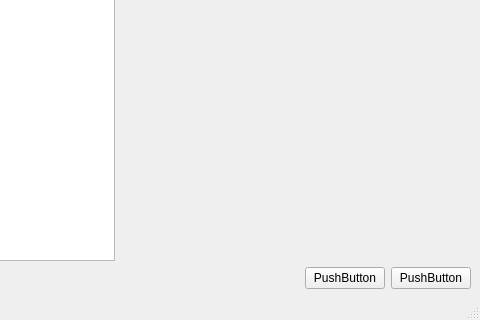
Qt form WS6_Exercises/Exercise 3/mainwindow.ui (Shmarvadon/2023_20373187) before a commit; both pictures show x 320 to 800 and y 280 to 600 of the 800 by 600 pixel window.
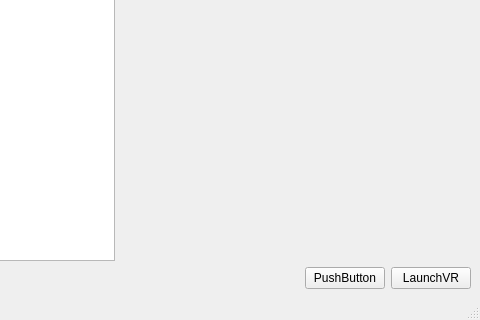
The same form after that commit. Icons and pictures are not drawn. Custom widgets are drawn as their Qt base class.

The edit to the form file:
```diff
--- a/WS6_Exercises/Exercise 3/mainwindow.ui
+++ b/WS6_Exercises/Exercise 3/mainwindow.ui
@@ -61,7 +61,7 @@
       <item>
        <widget class="QPushButton" name="pushButton_2">
         <property name="text">
-         <string>PushButton</string>
+         <string>LaunchVR</string>
         </property>
        </widget>
       </item>
```
